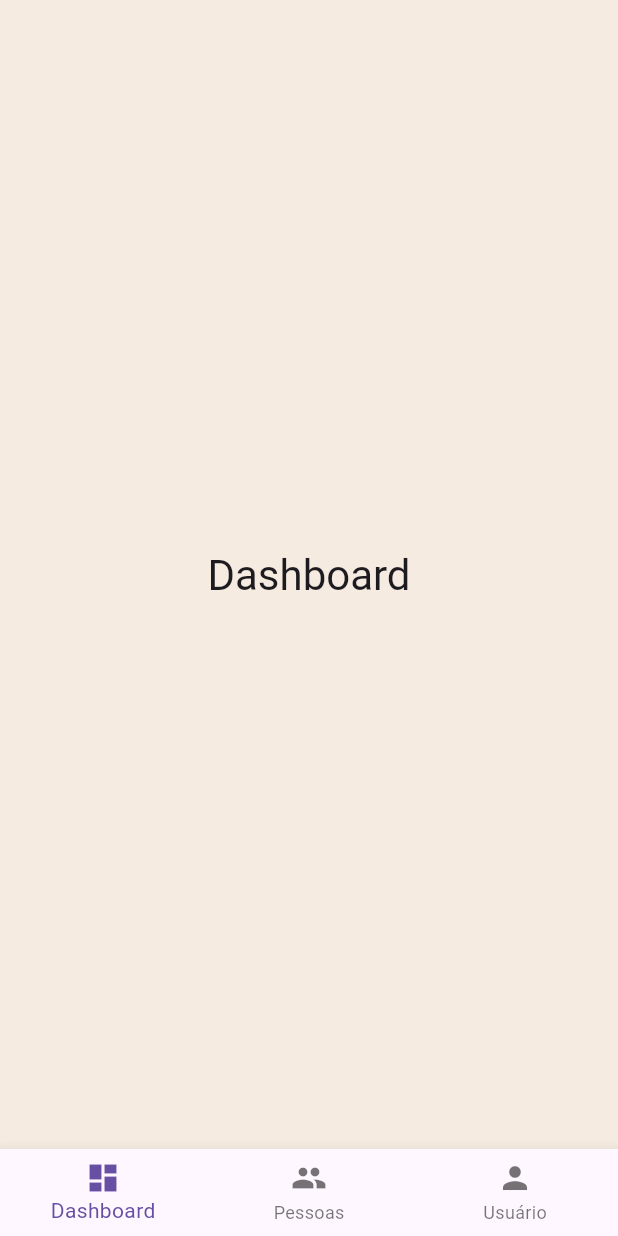
After one commit to hugoanjos/app_curiosidade, a Flutter app: the HomePage screen opened directly, on a phone screen of 412 x 824 dp. The commit adds this screen. Run offline on Flutter 3.47's test engine with Material 3 defaults, Android fonts, the phone set to English and light mode, and no system bars; our stand-ins replace dio, equatable, flutter_bloc, get_it.

Commit message:
Navegação home page

```diff
--- /dev/null
+++ b/lib/features/dashboard/presentation/dashboard_page.dart
@@ -0,0 +1,13 @@
+import 'package:flutter/material.dart';
+
+class DashboardPage extends StatelessWidget {
+  const DashboardPage({super.key});
+
+  @override
+  Widget build(BuildContext context) {
+    return Center(
+      child:
+          Text('Dashboard', style: Theme.of(context).textTheme.headlineMedium),
+    );
+  }
+}
--- a/lib/features/home/presentation/home_page.dart
+++ b/lib/features/home/presentation/home_page.dart
@@ -1,14 +1,40 @@
 import 'package:flutter/material.dart';
+import 'package:flutter_bloc/flutter_bloc.dart';
+import 'navigation_cubit.dart';
+import 'package:app_curiosidade/features/dashboard/presentation/dashboard_page.dart';
+import 'package:app_curiosidade/features/pessoas/presentation/pessoas_page.dart';
+import 'package:app_curiosidade/features/usuario/presentation/usuario_page.dart';
 
-class HomePage extends StatefulWidget {
+class HomePage extends StatelessWidget {
   const HomePage({super.key});
-  @override
-  HomePageState createState() => HomePageState();
-}
 
-class HomePageState extends State<HomePage> {
+  static const List<Widget> _pages = [
+    DashboardPage(),
+    PessoasPage(),
+    UsuarioPage(),
+  ];
+
   @override
   Widget build(BuildContext context) {
-    return Container();
+    return BlocProvider(
+      create: (_) => NavigationCubit(),
+      child: BlocBuilder<NavigationCubit, int>(
+        builder: (context, selectedIndex) => Scaffold(
+          body: _pages[selectedIndex],
+          bottomNavigationBar: BottomNavigationBar(
+            currentIndex: selectedIndex,
+            onTap: (index) => context.read<NavigationCubit>().selectTab(index),
+            items: const [
+              BottomNavigationBarItem(
+                  icon: Icon(Icons.dashboard), label: 'Dashboard'),
+              BottomNavigationBarItem(
+                  icon: Icon(Icons.people), label: 'Pessoas'),
+              BottomNavigationBarItem(
+                  icon: Icon(Icons.person), label: 'Usuário'),
+            ],
+          ),
+        ),
+      ),
+    );
   }
 }
--- /dev/null
+++ b/lib/features/home/presentation/navigation_cubit.dart
@@ -0,0 +1,7 @@
+import 'package:flutter_bloc/flutter_bloc.dart';
+
+class NavigationCubit extends Cubit<int> {
+  NavigationCubit() : super(0);
+
+  void selectTab(int index) => emit(index);
+}
```
Also changed, not shown: lib/features/pessoas/presentation/pessoas_page.dart (added, +12 -0 lines), lib/features/usuario/presentation/usuario_page.dart (added, +12 -0 lines).
